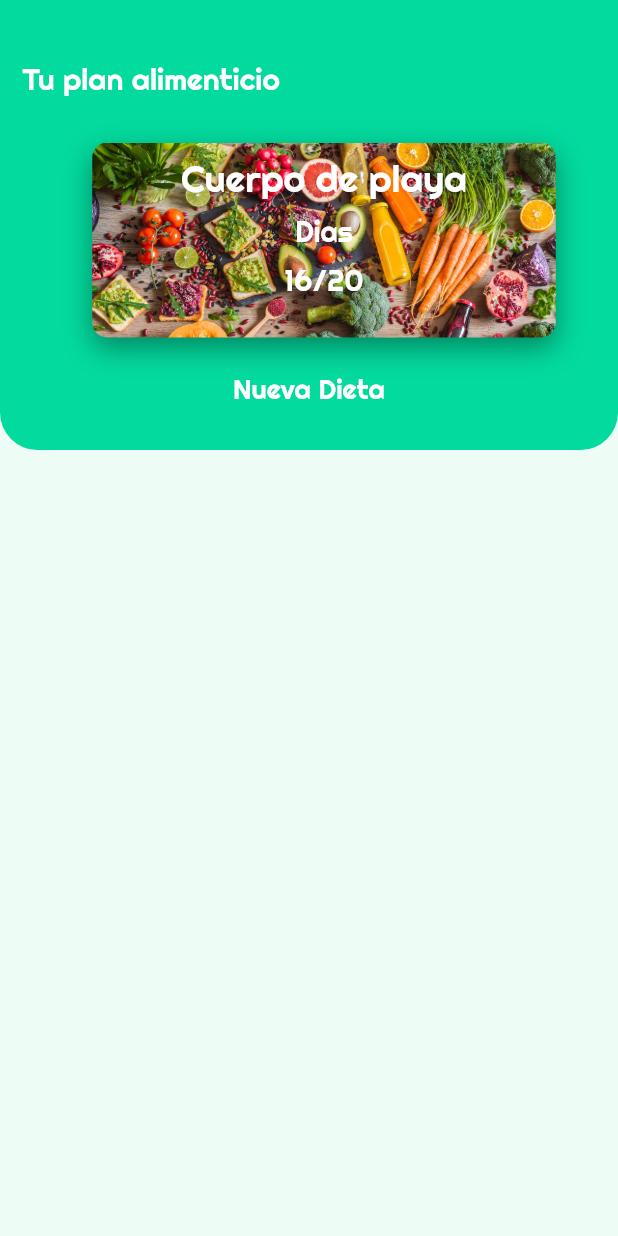
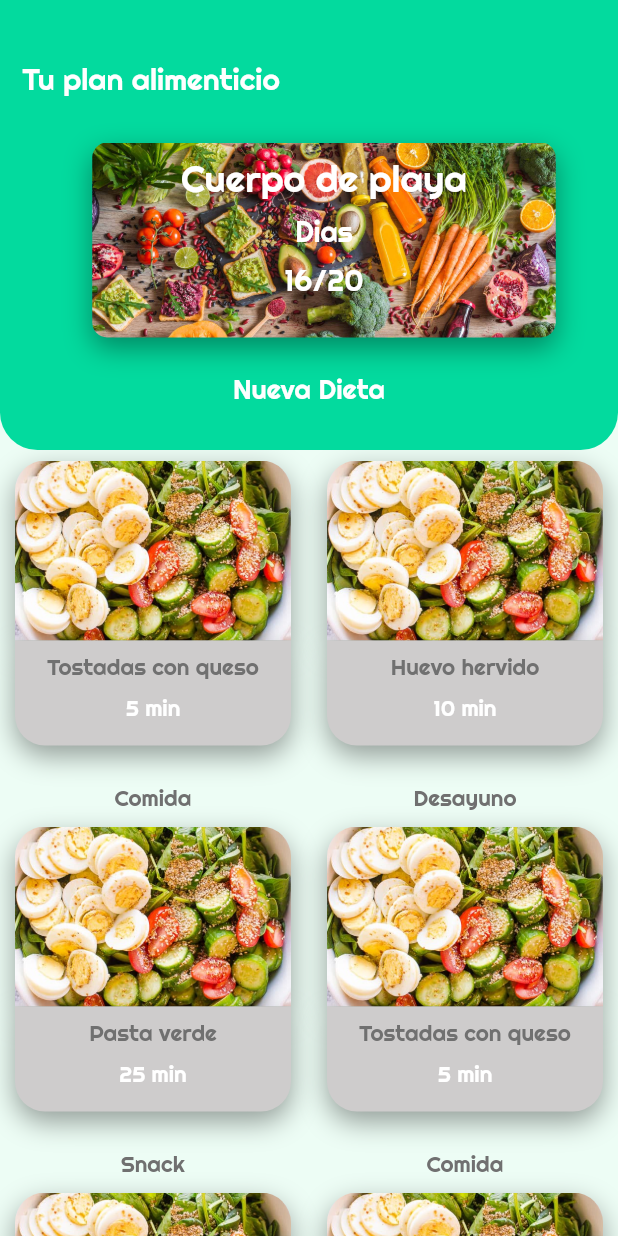
Before and after one commit to Memo28/Healthy-Life, a Flutter app: the MainDiet screen opened directly, on a phone screen of 412 x 824 dp. Run offline on Flutter 3.47's test engine with Material 2 defaults, Android fonts, the phone set to English and light mode, and no system bars.

Commit message:
Added card and list for food

```diff
--- /dev/null
+++ b/healthy_life/lib/diet_page/diet_list.dart
@@ -0,0 +1,37 @@
+import 'package:flutter/material.dart';
+import 'diet_overview.dart';
+
+
+class DietList extends StatefulWidget{
+  @override
+  State<StatefulWidget> createState() {
+    // TODO: implement createState
+    return _DietList();
+  }
+
+}
+
+class _DietList extends State<DietList>{
+  @override
+  Widget build(BuildContext context) {
+    // TODO: implement build
+    return Container(
+        margin: EdgeInsets.only(top: 270),
+        child: GridView.count(
+          crossAxisCount: 2,
+          mainAxisSpacing: 4.0,
+          crossAxisSpacing: 4.0,
+          childAspectRatio: 0.85,
+          children: <Widget>[
+            DietOverview('Desayuno', 'Tostadas con queso', '5 min'),
+            DietOverview('Snack', 'Huevo hervido', '10 min'),
+            DietOverview('Comida', 'Pasta verde', '25 min'),
+            DietOverview('Desayuno', 'Tostadas con queso', '5 min'),
+            DietOverview('Snack', 'Huevo hervido', '10 min'),
+            DietOverview('Comida', 'Pasta verde', '25 min'),
+          ],
+        )
+    );
+  }
+
+}
--- a/healthy_life/lib/diet_page/diet_overview.dart
+++ b/healthy_life/lib/diet_page/diet_overview.dart
@@ -1,6 +1,10 @@
 import 'package:flutter/material.dart';
-
+import 'package:healthy_life/workout_page/text_format.dart';
 class DietOverview extends StatefulWidget{
+  String meal_time = "Desayuno";
+  String meal_name = "Ensalada de espinacas";
+  String prep_time = "5 min";
+  DietOverview(this.meal_time, this.meal_name, this.prep_time);
   @override
   State<StatefulWidget> createState() {
     // TODO: implement createState
@@ -10,13 +14,69 @@ class DietOverview extends StatefulWidget{
 }
 
 class _DietOverview extends State<DietOverview>{
+
   @override
   Widget build(BuildContext context) {
     // TODO: implement build
+    final pathImage = 'assets/images/salad.jpg';
+
+    final image = Container(
+      height: 120,
+      margin: EdgeInsets.only(top: 10.0, left: 10.0, right: 10.0),
+      width: MediaQuery.of(context).size.width,
+      decoration: BoxDecoration(
+          image: DecorationImage(
+            fit: BoxFit.cover,
+            image: AssetImage(pathImage),
+          ),
+          borderRadius: BorderRadius.only(topLeft: Radius.circular(20), topRight: Radius.circular(20)),
+          shape: BoxShape.rectangle,
+          boxShadow: <BoxShadow>[
+            BoxShadow(
+                color: Colors.black38,
+                blurRadius: 15.0,
+                offset: Offset(0.0, 7.0)
+            )
+          ]
+      ),
+    );
+
+    final text = Container(
+      height: 70,
+      margin: EdgeInsets.only(left: 10.0, right: 10.0),
+      width: MediaQuery.of(context).size.width  * 0.75,
+      decoration: BoxDecoration(
+          borderRadius: BorderRadius.only(bottomLeft: Radius.circular(20), bottomRight: Radius.circular(20)),
+          shape: BoxShape.rectangle,
+          gradient: LinearGradient(
+            colors: [
+              Color(0xFFCECCCC),
+              Color(0xFFCECCCC)
+            ],
+          ),
+          boxShadow: <BoxShadow>[
+            BoxShadow(
+                color: Colors.black38,
+                blurRadius: 15.0,
+                offset: Offset(0.0, 7.0)
+            )
+          ]
+      ),
+      child: Column(
+        crossAxisAlignment: CrossAxisAlignment.center,
+        children: <Widget>[
+          TextFormat(widget.meal_name, 15, 1),
+          TextFormat(widget.prep_time, 15, 0),
+        ],
+      ),
+    );
+
     return Container(
       child: Column(
         children: <Widget>[
-
+          TextFormat(widget.meal_time, 15, 1),
+          image,
+          text
         ],
       ),
     );
--- a/healthy_life/lib/diet_page/main_diet.dart
+++ b/healthy_life/lib/diet_page/main_diet.dart
@@ -1,5 +1,6 @@
 import 'package:flutter/material.dart';
 import 'diet_card.dart';
+import 'diet_list.dart';
 
 class MainDiet extends StatefulWidget{
   @override
@@ -86,6 +87,7 @@ class _MainDiet extends State<MainDiet>{
         body: Stack(
           children: <Widget>[
             Container(),
+            DietList(),
             gradient,
           ],
         )
```
Also changed, not shown: healthy_life/assets/images/salad.jpg (added).
